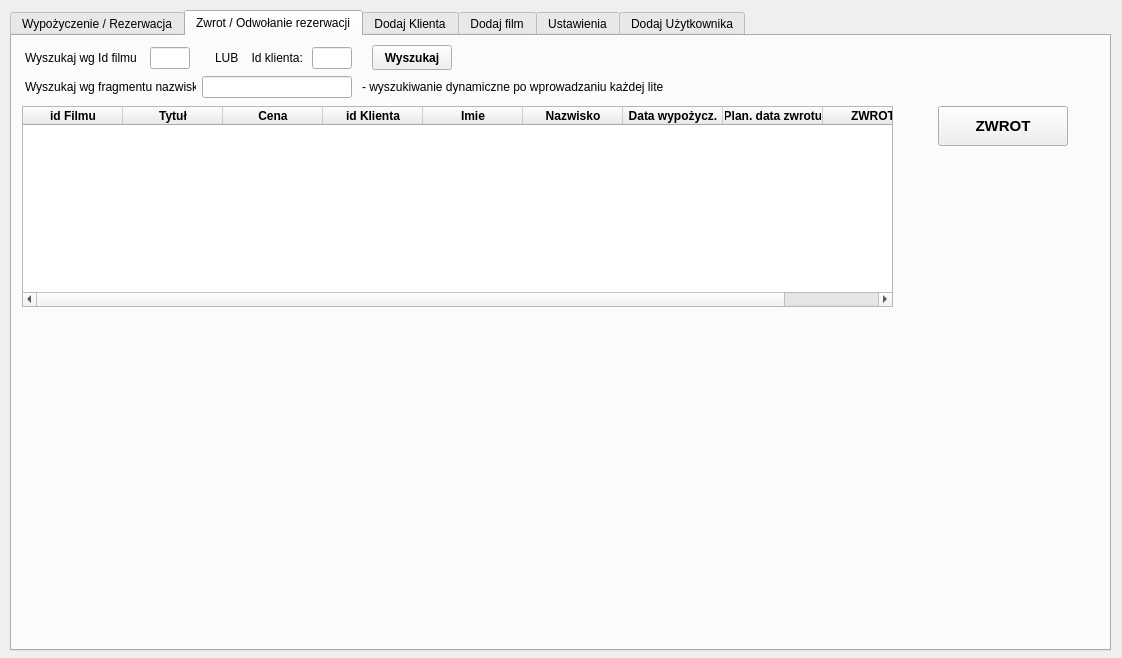
The window that RentDVD/wypozyczalnia.ui (ekspensum/CPP_Projects) describes before a commit, drawn with Qt 5.
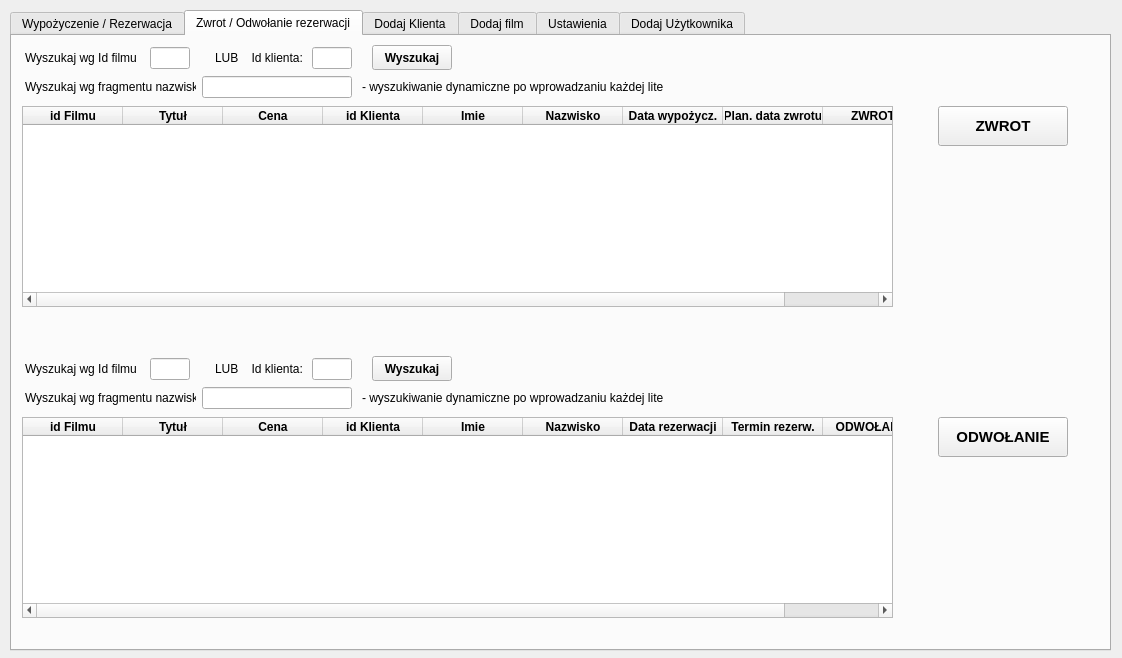
The same window after the commit. The open tabs and pages were chosen to show the change.

Commit message: zwroty, odwołania, poprawki

Diff of the .ui file:
```diff
--- a/RentDVD/wypozyczalnia.ui
+++ b/RentDVD/wypozyczalnia.ui
@@ -677,16 +677,6 @@
     <attribute name="title">
      <string>Zwrot / Odwołanie rezerwacji</string>
     </attribute>
-    <widget class="QWidget" name="widget" native="true">
-     <property name="geometry">
-      <rect>
-       <x>140</x>
-       <y>370</y>
-       <width>120</width>
-       <height>80</height>
-      </rect>
-     </property>
-    </widget>
     <widget class="QPushButton" name="pushButtonWyszukajWypozyczoneKlientFilm">
      <property name="geometry">
       <rect>
@@ -920,6 +910,303 @@
       <string>ZWROT</string>
      </property>
     </widget>
+    <widget class="QTableWidget" name="tableWidgetWyszukajZarezerwowane">
+     <property name="geometry">
+      <rect>
+       <x>10</x>
+       <y>381</y>
+       <width>871</width>
+       <height>201</height>
+      </rect>
+     </property>
+     <column>
+      <property name="text">
+       <string>id Filmu</string>
+      </property>
+      <property name="font">
+       <font>
+        <weight>75</weight>
+        <bold>true</bold>
+       </font>
+      </property>
+     </column>
+     <column>
+      <property name="text">
+       <string>Tytuł</string>
+      </property>
+      <property name="font">
+       <font>
+        <weight>75</weight>
+        <bold>true</bold>
+       </font>
+      </property>
+     </column>
+     <column>
+      <property name="text">
+       <string>Cena</string>
+      </property>
+      <property name="font">
+       <font>
+        <weight>75</weight>
+        <bold>true</bold>
+       </font>
+      </property>
+     </column>
+     <column>
+      <property name="text">
+       <string>id Klienta</string>
+      </property>
+      <property name="font">
+       <font>
+        <weight>75</weight>
+        <bold>true</bold>
+       </font>
+      </property>
+     </column>
+     <column>
+      <property name="text">
+       <string>Imie</string>
+      </property>
+      <property name="font">
+       <font>
+        <weight>75</weight>
+        <bold>true</bold>
+       </font>
+      </property>
+     </column>
+     <column>
+      <property name="text">
+       <string>Nazwisko</string>
+      </property>
+      <property name="font">
+       <font>
+        <weight>75</weight>
+        <bold>true</bold>
+       </font>
+      </property>
+     </column>
+     <column>
+      <property name="text">
+       <string>Data rezerwacji</string>
+      </property>
+      <property name="font">
+       <font>
+        <weight>75</weight>
+        <bold>true</bold>
+       </font>
+      </property>
+     </column>
+     <column>
+      <property name="text">
+       <string>Termin rezerw.</string>
+      </property>
+      <property name="font">
+       <font>
+        <weight>75</weight>
+        <bold>true</bold>
+       </font>
+      </property>
+     </column>
+     <column>
+      <property name="text">
+       <string>ODWOŁANIE</string>
+      </property>
+      <property name="font">
+       <font>
+        <weight>75</weight>
+        <bold>true</bold>
+       </font>
+      </property>
+     </column>
+    </widget>
+    <widget class="QLabel" name="label_40">
+     <property name="geometry">
+      <rect>
+       <x>203</x>
+       <y>322</y>
+       <width>91</width>
+       <height>22</height>
+      </rect>
+     </property>
+     <property name="text">
+      <string>LUB    Id klienta:</string>
+     </property>
+     <property name="buddy">
+      <cstring>lineEditTytulWyszukaj</cstring>
+     </property>
+    </widget>
+    <widget class="QLabel" name="label_41">
+     <property name="geometry">
+      <rect>
+       <x>350</x>
+       <y>351</y>
+       <width>301</width>
+       <height>22</height>
+      </rect>
+     </property>
+     <property name="text">
+      <string>- wyszukiwanie dynamiczne po wprowadzaniu każdej litery</string>
+     </property>
+    </widget>
+    <widget class="QLineEdit" name="lineEditNazwiskoWyszukajZarezerwowane">
+     <property name="geometry">
+      <rect>
+       <x>190</x>
+       <y>351</y>
+       <width>150</width>
+       <height>22</height>
+      </rect>
+     </property>
+     <property name="minimumSize">
+      <size>
+       <width>150</width>
+       <height>0</height>
+      </size>
+     </property>
+    </widget>
+    <widget class="QLabel" name="label_42">
+     <property name="geometry">
+      <rect>
+       <x>13</x>
+       <y>351</y>
+       <width>171</width>
+       <height>22</height>
+      </rect>
+     </property>
+     <property name="text">
+      <string>Wyszukaj wg fragmentu nazwiska:</string>
+     </property>
+     <property name="buddy">
+      <cstring>lineEditOpisWyszukaj</cstring>
+     </property>
+    </widget>
+    <widget class="QLabel" name="label_43">
+     <property name="geometry">
+      <rect>
+       <x>13</x>
+       <y>322</y>
+       <width>111</width>
+       <height>22</height>
+      </rect>
+     </property>
+     <property name="text">
+      <string>Wyszukaj wg Id filmu:</string>
+     </property>
+    </widget>
+    <widget class="QLineEdit" name="lineEditIdFilmuWyszukajZarezerwowane">
+     <property name="geometry">
+      <rect>
+       <x>138</x>
+       <y>322</y>
+       <width>40</width>
+       <height>22</height>
+      </rect>
+     </property>
+     <property name="sizePolicy">
+      <sizepolicy hsizetype="Minimum" vsizetype="Fixed">
+       <horstretch>0</horstretch>
+       <verstretch>0</verstretch>
+      </sizepolicy>
+     </property>
+     <property name="maximumSize">
+      <size>
+       <width>60</width>
+       <height>16777215</height>
+      </size>
+     </property>
+    </widget>
+    <widget class="QPushButton" name="pushButtonOdwolanie">
+     <property name="geometry">
+      <rect>
+       <x>926</x>
+       <y>381</y>
+       <width>130</width>
+       <height>40</height>
+      </rect>
+     </property>
+     <property name="palette">
+      <palette>
+       <active>
+        <colorrole role="Link">
+         <brush brushstyle="SolidPattern">
+          <color alpha="255">
+           <red>138</red>
+           <green>124</green>
+           <blue>244</blue>
+          </color>
+         </brush>
+        </colorrole>
+       </active>
+       <inactive>
+        <colorrole role="Link">
+         <brush brushstyle="SolidPattern">
+          <color alpha="255">
+           <red>138</red>
+           <green>124</green>
+           <blue>244</blue>
+          </color>
+         </brush>
+        </colorrole>
+       </inactive>
+       <disabled>
+        <colorrole role="Link">
+         <brush brushstyle="SolidPattern">
+          <color alpha="255">
+           <red>138</red>
+           <green>124</green>
+           <blue>244</blue>
+          </color>
+         </brush>
+        </colorrole>
+       </disabled>
+      </palette>
+     </property>
+     <property name="font">
+      <font>
+       <pointsize>11</pointsize>
+       <weight>75</weight>
+       <bold>true</bold>
+      </font>
+     </property>
+     <property name="text">
+      <string>ODWOŁANIE</string>
+     </property>
+    </widget>
+    <widget class="QLineEdit" name="lineEditIdKlientaWyszukajZarezerwowane">
+     <property name="geometry">
+      <rect>
+       <x>300</x>
+       <y>322</y>
+       <width>40</width>
+       <height>22</height>
+      </rect>
+     </property>
+     <property name="minimumSize">
+      <size>
+       <width>30</width>
+       <height>0</height>
+      </size>
+     </property>
+    </widget>
+    <widget class="QPushButton" name="pushButtonWyszukajZarezerwowaneKlientFilm">
+     <property name="geometry">
+      <rect>
+       <x>360</x>
+       <y>320</y>
+       <width>80</width>
+       <height>25</height>
+      </rect>
+     </property>
+     <property name="font">
+      <font>
+       <weight>75</weight>
+       <bold>true</bold>
+      </font>
+     </property>
+     <property name="text">
+      <string>Wyszukaj</string>
+     </property>
+    </widget>
     <widget class="QLineEdit" name="lineEditIdFilmuWyszukajZwrot">
      <property name="geometry">
       <rect>
```
Left out of the diff: 2 changed lines with no effect on the pictures. The commit also changes 10 other files.
